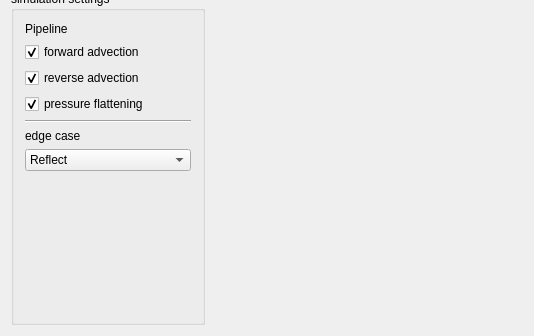
Before: the Qt Designer form mainwindow.ui in loosstef/grid-based-fluid-simulator, drawn with Qt 5; both pictures show x 0 to 534 and y 164 to 500 of the 534 by 500 pixel window.
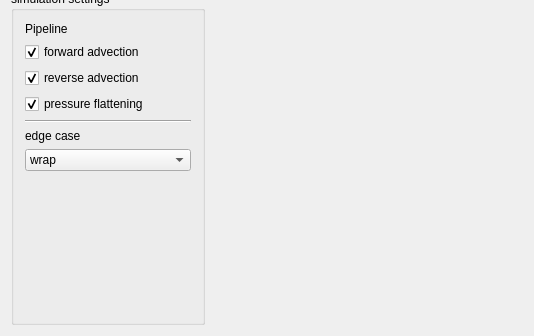
After: the same form once the commit is applied. Custom widgets are drawn as their Qt base class.

Commit message: completed edge-cases wrap & block. But deleted reflect.

Patch:
```diff
--- a/mainwindow.ui
+++ b/mainwindow.ui
@@ -143,11 +143,6 @@
          </item>
          <item alignment="Qt::AlignTop">
           <widget class="QComboBox" name="edgeCaseSelector">
-           <item>
-            <property name="text">
-             <string>Reflect</string>
-            </property>
-           </item>
            <item>
             <property name="text">
              <string>wrap</string>
```
The commit also changes 5 other files.
